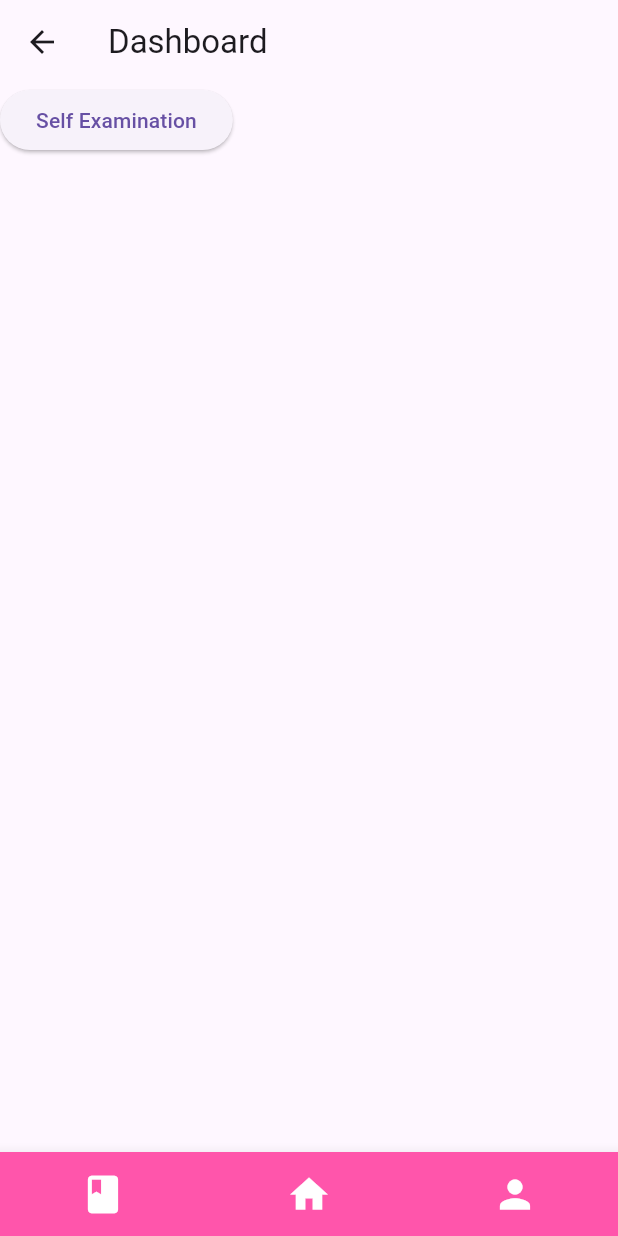
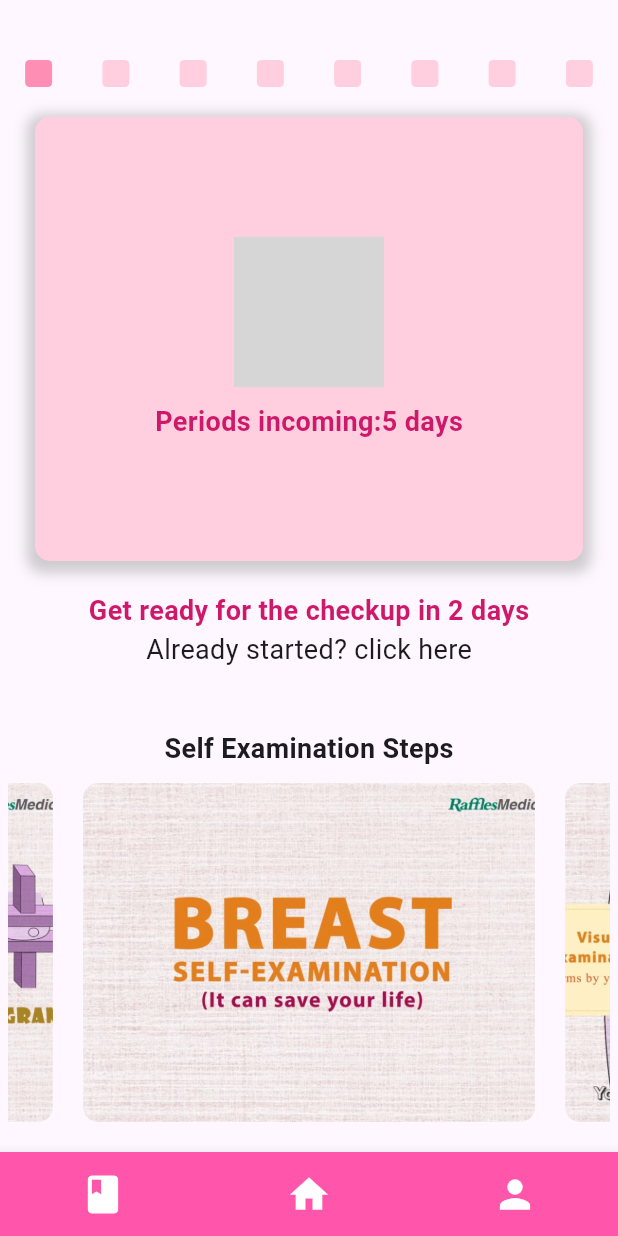
Before and after one commit to aaryaparadkar/mammoseva, a Flutter app: the Dashboard screen opened directly, on a phone screen of 412 x 824 dp. Run offline on Flutter 3.47's test engine with Material 3 defaults, Android fonts, the phone set to English and light mode, and no system bars; drawn by our look-alikes of animated_bottom_navigation_bar, carousel_slider; grey boxes are pictures that could not be loaded.

Commit message:
dashboard fixed

```diff
--- /dev/null
+++ b/lib/pages/Tickbox.dart
@@ -0,0 +1,98 @@
+import 'package:flutter/material.dart';
+
+class TickBoxRow extends StatefulWidget {
+  @override
+  _TickBoxRowState createState() => _TickBoxRowState();
+}
+
+class _TickBoxRowState extends State<TickBoxRow> {
+  bool isChecked1 = false;
+  bool isChecked2 = false;
+  bool isCheckedLast = false;
+
+  @override
+  Widget build(BuildContext context) {
+    return Row(
+      mainAxisAlignment: MainAxisAlignment.spaceAround,
+      children: [
+        GestureDetector(
+          onTap: () {
+            setState(() {
+              isChecked1 = !isChecked1;
+            });
+          },
+          child: Container(
+            padding: EdgeInsets.all(1),
+            margin: EdgeInsets.only(top: 30),
+            decoration: BoxDecoration(
+              color: isChecked1
+                  ? Color.fromRGBO(206, 25, 106, 1.0)
+                  : Color.fromARGB(255, 255, 142, 180),
+              borderRadius: BorderRadius.circular(3),
+            ),
+            child: isChecked1
+                ? Icon(Icons.check, color: Colors.white, size: 16)
+                : SizedBox(width: 16, height: 16),
+          ),
+        ),
+        GestureDetector(
+          onTap: () {
+            setState(() {
+              isChecked2 = !isChecked2;
+            });
+          },
+          child: Container(
+            padding: EdgeInsets.all(1),
+            margin: EdgeInsets.only(top: 30),
+            decoration: BoxDecoration(
+              color: isChecked2
+                  ? Color.fromRGBO(206, 25, 106, 1.0)
+                  : const Color(0XFFFFCFDF),
+              borderRadius: BorderRadius.circular(3),
+            ),
+            child: isChecked2
+                ? Icon(Icons.check, color: Colors.white, size: 16)
+                : SizedBox(width: 16, height: 16),
+          ),
+        ),
+        for (int i = 0; i < 5; i++)
+          Container(
+            padding: EdgeInsets.all(1),
+            margin: EdgeInsets.only(top: 30),
+            decoration: BoxDecoration(
+              color: const Color(0XFFFFCFDF),
+              borderRadius: BorderRadius.circular(3),
+            ),
+            child: SizedBox(width: 16, height: 16),
+          ),
+        GestureDetector(
+          onTap: () {
+            setState(() {
+              isCheckedLast = !isCheckedLast;
+            });
+          },
+          child: Container(
+            padding: EdgeInsets.all(1),
+            margin: EdgeInsets.only(top: 30),
+            decoration: BoxDecoration(
+              color: isCheckedLast
+                  ? Color.fromRGBO(206, 25, 106, 1.0)
+                  : const Color(0XFFFFCFDF),
+              borderRadius: BorderRadius.circular(3),
+            ),
+            child: isCheckedLast
+                ? Icon(Icons.check, color: Colors.white, size: 16)
+                : SizedBox(width: 16, height: 16),
+          ),
+        ),
+      ],
+    );
+  }
+}
+
+void main() {
+  runApp(MaterialApp(
+    debugShowCheckedModeBanner: false,
+    home: TickBoxRow(),
+  ));
+}
--- a/lib/pages/dashboard.dart
+++ b/lib/pages/dashboard.dart
@@ -1,4 +1,7 @@
+import 'dart:ui';
+
 import 'package:flutter/material.dart';
+import 'package:test_app/pages/Tickbox.dart';
 import 'package:test_app/pages/blogs.dart';
 import 'package:test_app/pages/profile.dart';
 import 'package:test_app/pages/self_exam.dart';
@@ -8,24 +11,76 @@ class Dashboard extends StatelessWidget {
   @override
   Widget build(BuildContext context) {
     return Scaffold(
-      appBar: AppBar(
-        title: Text('Dashboard'),
-      ),
-      body: ElevatedButton(
-        onPressed: () {
-          Navigator.push(context,
-              MaterialPageRoute(builder: (context) => SelfExamination()));
-        },
-        child: Text('Self Examination'),
+      body: Column(
+        mainAxisAlignment: MainAxisAlignment.start,
+        children: [
+          const SizedBox(height: 10),
+          TickBoxRow(),
+          // Add the TickBoxRow here
+          Center(
+            child: Container(
+              padding: const EdgeInsets.all(80.0),
+              margin: const EdgeInsets.only(top: 20, bottom: 20),
+              decoration: BoxDecoration(
+                color: const Color(0XFFFFCFDF), // Background color
+                borderRadius: BorderRadius.circular(10.0),
+                boxShadow: [
+                  BoxShadow(
+                    color: Colors.grey.withOpacity(0.5),
+                    spreadRadius: 5,
+                    blurRadius: 7,
+                    offset: const Offset(0, 3),
+                  ),
+                ],
+              ),
+              child: Column(
+                children: [
+                  Image.asset(
+                    'assets/meditation.png',
+                    width: 100,
+                    height: 100,
+                  ),
+                  const SizedBox(height: 10),
+                  const Text(
+                    'Periods incoming:5 days',
+                    style: TextStyle(
+                        fontSize: 18,
+                        color: Color.fromRGBO(206, 25, 106, 1.0), // CE196A
+                        fontWeight: FontWeight.bold),
+                  ),
+                ],
+              ),
+            ),
+          ),
+          const Text(
+            'Get ready for the checkup in 2 days',
+            style: TextStyle(
+              fontSize: 18,
+              fontWeight: FontWeight.bold,
+              color: Color.fromRGBO(206, 25, 106, 1.0), // CE196A
+            ),
+          ),
+          const Text(
+            'Already started? click here',
+            style: TextStyle(fontSize: 18, fontWeight: FontWeight.normal),
+          ),
+          const SizedBox(height: 10), // Add some space between texts
+          const SizedBox(
+              height: 10), // Add some space between text and carousel
+          Expanded(
+            child: SelfExamination(),
+            // Display the SelfExamination widget directly
+          ),
+        ],
       ),
       bottomNavigationBar: AnimatedBottomNavigationBar(
-        backgroundColor: Color(0XFFFF55AB),
+        backgroundColor: const Color(0XFFFF55AB),
         icons: [Icons.book, Icons.home, Icons.person],
-        activeIndex: 0,
+        activeIndex: 1, // Set active index to 1 (Home icon)
         activeColor: Colors.white,
         inactiveColor: Colors.white,
-        iconSize: 30, // Adjust the icon size as needed
-        gapLocation: GapLocation.none, // Align icons in the center
+        iconSize: 30,
+        gapLocation: GapLocation.none,
         onTap: (index) {
           switch (index) {
             case 0:
@@ -33,8 +88,11 @@ class Dashboard extends StatelessWidget {
                   context, MaterialPageRoute(builder: (context) => Blogs()));
               break;
             case 1:
-              Navigator.push(context,
-                  MaterialPageRoute(builder: (context) => Dashboard()));
+              // Navigate to the Dashboard page only if index is not 1
+              if (ModalRoute.of(context)!.settings.name != '/dashboard') {
+                Navigator.push(context,
+                    MaterialPageRoute(builder: (context) => Dashboard()));
+              }
               break;
             case 2:
               Navigator.push(
--- a/lib/pages/self_exam.dart
+++ b/lib/pages/self_exam.dart
@@ -1,20 +1,8 @@
 import 'package:flutter/material.dart';
-import 'package:test_app/pages/blogs.dart';
-import 'package:test_app/pages/profile.dart';
-import 'package:test_app/pages/dashboard.dart';
-import 'package:animated_bottom_navigation_bar/animated_bottom_navigation_bar.dart';
-import 'package:carousel_slider/carousel_slider.dart'; // Import the package
+import 'package:carousel_slider/carousel_slider.dart';
 
 class SelfExamination extends StatelessWidget {
-  @override
-  Widget build(BuildContext context) {
-    return Scaffold(
-      backgroundColor: Color(0XFFEFB4C8),
-      appBar: AppBar(
-        title: Text('Self Examination'),
-      ),
-      body: ImageCarousel(
-        imagePaths: [
+  final List<String> imagePaths = const [
     'assets/c1.jpeg',
     'assets/c2.jpeg',
     'assets/c3.jpeg',
@@ -44,30 +32,35 @@ class SelfExamination extends StatelessWidget {
     'assets/c27.jpeg',
     'assets/c28.jpeg',
     'assets/c29.jpeg',
+  ];
+
+  @override
+  Widget build(BuildContext context) {
+    return Scaffold(
+      body: Center(
+        child: Column(
+          mainAxisAlignment: MainAxisAlignment.center,
+          crossAxisAlignment: CrossAxisAlignment.center,
+          children: [
+            const SizedBox(height: 20),
+            const Padding(
+              padding: EdgeInsets.symmetric(horizontal: 16),
+              child: Text(
+                'Self Examination Steps',
+                style: TextStyle(fontSize: 18, fontWeight: FontWeight.bold),
+              ),
+            ),
+            const SizedBox(height: 10),
+            Expanded(
+              child: Container(
+                margin: const EdgeInsets.only(bottom: 20),
+                child: ImageCarousel(
+                  imagePaths: imagePaths,
+                ),
+              ),
+            ),
           ],
         ),
-      bottomNavigationBar: AnimatedBottomNavigationBar(
-        backgroundColor: Color(0XFFFF55AB),
-        icons: [Icons.book, Icons.home, Icons.person],
-        activeIndex: 1,
-        onTap: (index) {
-          switch (index) {
-            case 0:
-              Navigator.push(
-                  context, MaterialPageRoute(builder: (context) => Blogs()));
-              break;
-            case 1:
-              Navigator.push(context,
-                  MaterialPageRoute(builder: (context) => Dashboard()));
-              // Handle tapping on the home icon
-              break;
-            case 2:
-              // Handle tapping on the person icon
-              Navigator.push(context,
-                  MaterialPageRoute(builder: (context) => Profile()));
-              break;
-          }
-        },
       ),
     );
   }
@@ -80,34 +73,37 @@ class ImageCarousel extends StatelessWidget {
 
   @override
   Widget build(BuildContext context) {
-    return Padding(
-      padding: EdgeInsets.all(16.0), // Add padding around the CarouselSlider
-      child: CarouselSlider.builder(
+    return CarouselSlider.builder(
       itemCount: imagePaths.length,
       options: CarouselOptions(
         autoPlay: true,
-          autoPlayInterval: Duration(seconds: 7),
+        autoPlayInterval: const Duration(seconds: 7),
         // You can customize other carousel options here
       ),
       itemBuilder: (context, index, realIndex) {
         return Container(
-            margin: EdgeInsets.all(8.0), // Add margin around the Container
+          margin: const EdgeInsets.symmetric(horizontal: 10),
           decoration: BoxDecoration(
-              color: Colors.white, // Optional: Add background color to the container
-              borderRadius: BorderRadius.circular(10.0), // Optional: Add border radius to the container
+            color: Colors.white,
+            borderRadius: BorderRadius.circular(20),
           ),
           child: ClipRRect(
-              borderRadius: BorderRadius.circular(10.0), // Optional: Clip image to rounded corners
+            borderRadius: BorderRadius.circular(10),
             child: Image.asset(
               imagePaths[index],
-                fit: BoxFit.contain, // Adjust fit property to prevent cropping
+              fit: BoxFit.fitHeight,
+              height: 200, // Adjust the height as needed
             ),
           ),
         );
       },
-      ),
-
     );
-
   }
 }
+
+void main() {
+  runApp(MaterialApp(
+    debugShowCheckedModeBanner: false,
+    home: SelfExamination(),
+  ));
+}
```
Also changed, not shown: lib/pages/Survey.dart (+25 -6 lines). Lines whose indentation alone changed are shown as unchanged.
